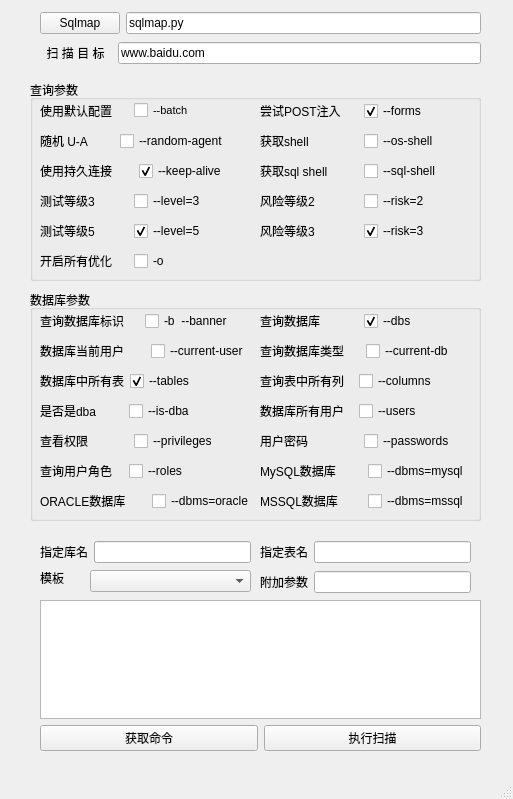
Old version of the form tools/sqlmap.ui in the repository etony/myPyTool.
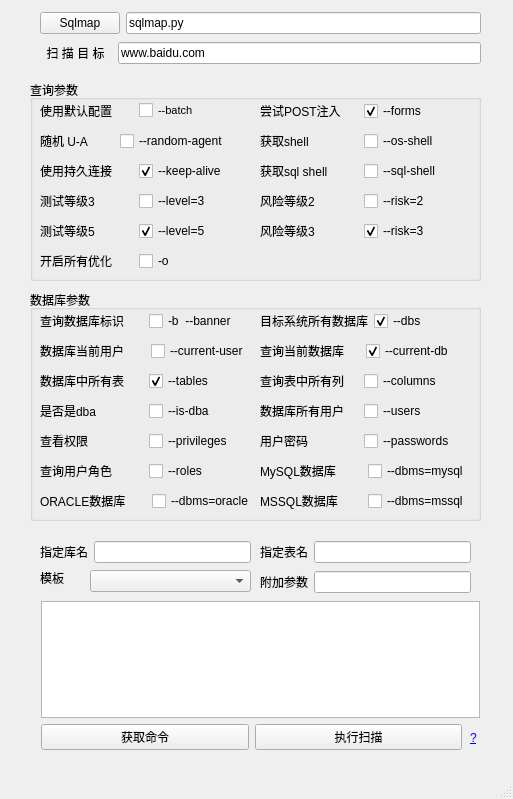
New version of the form.

Patch:
```diff
--- a/tools/sqlmap.ui
+++ b/tools/sqlmap.ui
@@ -60,7 +60,7 @@
       <rect>
        <x>10</x>
        <y>20</y>
-       <width>181</width>
+       <width>191</width>
        <height>22</height>
       </rect>
      </property>
@@ -143,7 +143,7 @@
       <rect>
        <x>10</x>
        <y>170</y>
-       <width>181</width>
+       <width>191</width>
        <height>22</height>
       </rect>
      </property>
@@ -224,7 +224,7 @@
       <rect>
        <x>10</x>
        <y>110</y>
-       <width>181</width>
+       <width>191</width>
        <height>22</height>
       </rect>
      </property>
@@ -301,7 +301,7 @@
       <rect>
        <x>10</x>
        <y>140</y>
-       <width>181</width>
+       <width>191</width>
        <height>22</height>
       </rect>
      </property>
@@ -372,7 +372,7 @@
       <rect>
        <x>10</x>
        <y>20</y>
-       <width>203</width>
+       <width>211</width>
        <height>22</height>
       </rect>
      </property>
@@ -406,7 +406,7 @@
       <item>
        <widget class="QLabel" name="label_4">
         <property name="text">
-         <string>查询数据库</string>
+         <string>目标系统所有数据库</string>
         </property>
        </widget>
       </item>
@@ -461,7 +461,7 @@
       <item>
        <widget class="QLabel" name="label_7">
         <property name="text">
-         <string>查询数据库类型</string>
+         <string>查询当前数据库</string>
         </property>
        </widget>
       </item>
@@ -470,6 +470,9 @@
         <property name="text">
          <string>--current-db </string>
         </property>
+        <property name="checked">
+         <bool>true</bool>
+        </property>
        </widget>
       </item>
      </layout>
@@ -479,7 +482,7 @@
       <rect>
        <x>10</x>
        <y>80</y>
-       <width>174</width>
+       <width>211</width>
        <height>22</height>
       </rect>
      </property>
@@ -508,7 +511,7 @@
       <rect>
        <x>230</x>
        <y>80</y>
-       <width>191</width>
+       <width>201</width>
        <height>22</height>
       </rect>
      </property>
@@ -534,7 +537,7 @@
       <rect>
        <x>10</x>
        <y>110</y>
-       <width>171</width>
+       <width>211</width>
        <height>22</height>
       </rect>
      </property>
@@ -586,7 +589,7 @@
       <rect>
        <x>10</x>
        <y>140</y>
-       <width>181</width>
+       <width>211</width>
        <height>22</height>
       </rect>
      </property>
@@ -612,7 +615,7 @@
       <rect>
        <x>230</x>
        <y>110</y>
-       <width>191</width>
+       <width>201</width>
        <height>22</height>
       </rect>
      </property>
@@ -638,7 +641,7 @@
       <rect>
        <x>10</x>
        <y>170</y>
-       <width>171</width>
+       <width>211</width>
        <height>22</height>
       </rect>
      </property>
@@ -738,45 +741,6 @@
      </layout>
     </widget>
    </widget>
-   <widget class="QWidget" name="layoutWidget">
-    <property name="geometry">
-     <rect>
-      <x>40</x>
-      <y>600</y>
-      <width>441</width>
-      <height>151</height>
-     </rect>
-    </property>
-    <layout class="QVBoxLayout" name="verticalLayout">
-     <item>
-      <widget class="QTextBrowser" name="tb_command">
-       <property name="font">
-        <font>
-         <pointsize>12</pointsize>
-        </font>
-       </property>
-      </widget>
-     </item>
-     <item>
-      <layout class="QHBoxLayout" name="horizontalLayout_27">
-       <item>
-        <widget class="QPushButton" name="pb_getcommand">
-         <property name="text">
-          <string>获取命令</string>
-         </property>
-        </widget>
-       </item>
-       <item>
-        <widget class="QPushButton" name="pb_startscan">
-         <property name="text">
-          <string>执行扫描</string>
-         </property>
-        </widget>
-       </item>
-      </layout>
-     </item>
-    </layout>
-   </widget>
    <widget class="QComboBox" name="cbb_tampers">
     <property name="geometry">
      <rect>
@@ -914,6 +878,63 @@
      </item>
     </layout>
    </widget>
+   <widget class="QLabel" name="label_31">
+    <property name="geometry">
+     <rect>
+      <x>470</x>
+      <y>730</y>
+      <width>16</width>
+      <height>16</height>
+     </rect>
+    </property>
+    <property name="text">
+     <string>&lt;html&gt;&lt;head/&gt;&lt;body&gt;&lt;p&gt;&lt;a href=&quot;https://etony.github.io/&quot;&gt;&lt;span style=&quot; text-decoration: underline; color:#0000ff;&quot;&gt;?&lt;/span&gt;&lt;/a&gt;&lt;/p&gt;&lt;/body&gt;&lt;/html&gt;</string>
+    </property>
+    <property name="openExternalLinks">
+     <bool>true</bool>
+    </property>
+   </widget>
+   <widget class="QTextBrowser" name="tb_command">
+    <property name="geometry">
+     <rect>
+      <x>41</x>
+      <y>601</y>
+      <width>439</width>
+      <height>117</height>
+     </rect>
+    </property>
+    <property name="font">
+     <font>
+      <pointsize>12</pointsize>
+     </font>
+    </property>
+   </widget>
+   <widget class="QWidget" name="layoutWidget">
+    <property name="geometry">
+     <rect>
+      <x>41</x>
+      <y>724</y>
+      <width>421</width>
+      <height>26</height>
+     </rect>
+    </property>
+    <layout class="QHBoxLayout" name="horizontalLayout_27">
+     <item>
+      <widget class="QPushButton" name="pb_getcommand">
+       <property name="text">
+        <string>获取命令</string>
+       </property>
+      </widget>
+     </item>
+     <item>
+      <widget class="QPushButton" name="pb_startscan">
+       <property name="text">
+        <string>执行扫描</string>
+       </property>
+      </widget>
+     </item>
+    </layout>
+   </widget>
   </widget>
   <widget class="QMenuBar" name="menubar">
    <property name="geometry">
```
